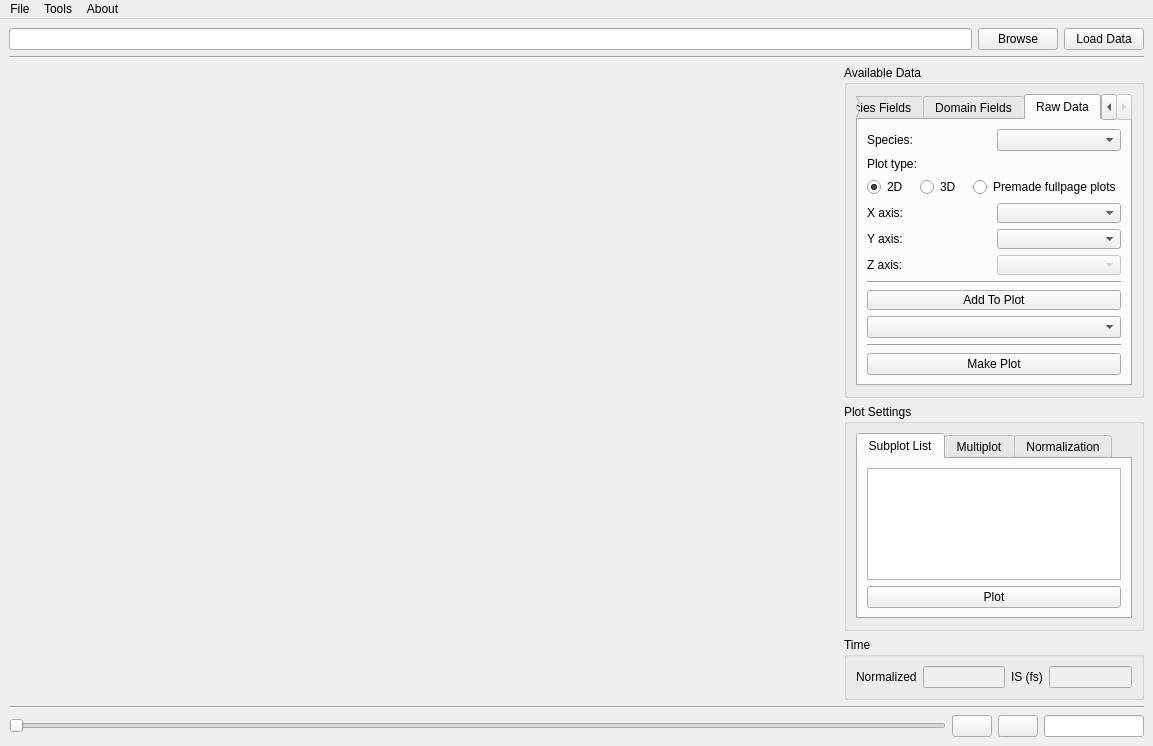
The window that VisualPIC/Views/DataVisualizerGUI.ui (AngelFP/VisualPIC) describes before a commit, drawn with Qt 5.
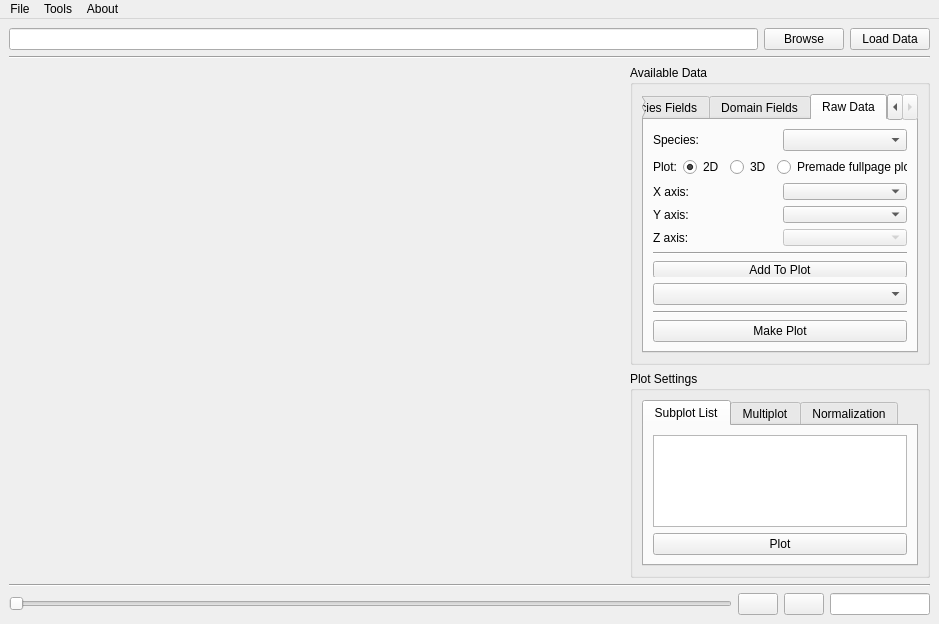
The same window after the commit. The open tabs and pages were chosen to show the change. Icons and pictures are not drawn.

Commit message: Reduced size of main window.

Patch:
```diff
--- a/VisualPIC/Views/DataVisualizerGUI.ui
+++ b/VisualPIC/Views/DataVisualizerGUI.ui
@@ -6,8 +6,8 @@
    <rect>
     <x>0</x>
     <y>0</y>
-    <width>1153</width>
-    <height>746</height>
+    <width>939</width>
+    <height>624</height>
    </rect>
   </property>
   <property name="windowTitle">
@@ -136,7 +136,7 @@
              <property name="maximumSize">
               <size>
                <width>16777215</width>
-               <height>333</height>
+               <height>300</height>
               </size>
              </property>
              <property name="title">
@@ -347,15 +347,15 @@
                     </item>
                    </layout>
                   </item>
-                  <item>
-                   <widget class="QLabel" name="label_2">
-                    <property name="text">
-                     <string>Plot type:</string>
-                    </property>
-                   </widget>
-                  </item>
                   <item>
                    <layout class="QHBoxLayout" name="horizontalLayout_7">
+                    <item>
+                     <widget class="QLabel" name="label_2">
+                      <property name="text">
+                       <string>Plot:</string>
+                      </property>
+                     </widget>
+                    </item>
                     <item>
                      <widget class="QRadioButton" name="rawPlotType_radioButton_1">
                       <property name="text">
@@ -679,47 +679,6 @@
              </layout>
             </widget>
            </item>
-           <item>
-            <widget class="QGroupBox" name="groupBox_2">
-             <property name="title">
-              <string>Time</string>
-             </property>
-             <layout class="QHBoxLayout" name="horizontalLayout_8">
-              <item>
-               <layout class="QHBoxLayout" name="horizontalLayout_4">
-                <item>
-                 <widget class="QLabel" name="label_7">
-                  <property name="text">
-                   <string>Normalized</string>
-                  </property>
-                 </widget>
-                </item>
-                <item>
-                 <widget class="QLineEdit" name="normTime_lineEdit">
-                  <property name="enabled">
-                   <bool>false</bool>
-                  </property>
-                 </widget>
-                </item>
-                <item>
-                 <widget class="QLabel" name="label_8">
-                  <property name="text">
-                   <string>IS (fs)</string>
-                  </property>
-                 </widget>
-                </item>
-                <item>
-                 <widget class="QLineEdit" name="SITime_lineEdit">
-                  <property name="enabled">
-                   <bool>false</bool>
-                  </property>
-                 </widget>
-                </item>
-               </layout>
-              </item>
-             </layout>
-            </widget>
-           </item>
           </layout>
          </widget>
         </item>
@@ -734,7 +693,7 @@
     <rect>
      <x>0</x>
      <y>0</y>
-     <width>1153</width>
+     <width>939</width>
      <height>21</height>
     </rect>
    </property>
```
Left out of the diff: 46 changed lines with no effect on the pictures.
